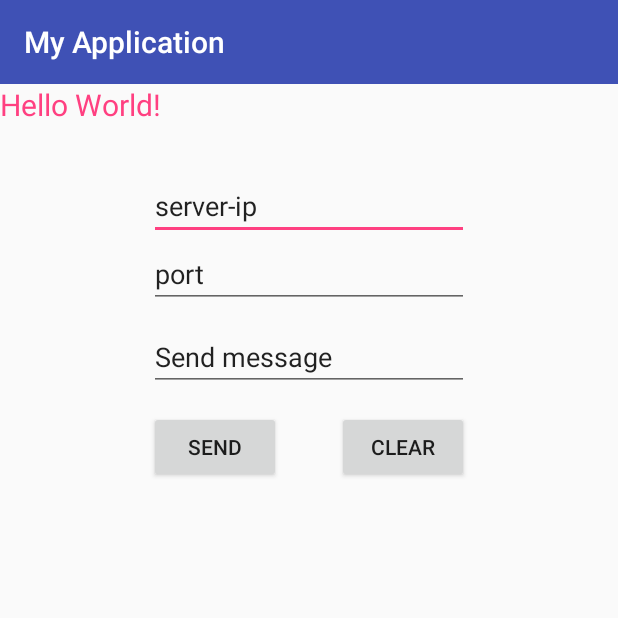
After one commit to Yms2929/2018ImagineCup, an Android app: the SocketClient screen opened directly, with no data from a screen before it, on a phone screen of 412 x 824 dp, the top half of it. The commit adds this screen. Run offline under Robolectric (Android 15) with nearby library versions, the phone set to English and light mode, and no system bars.

Commit message:
라즈베리파이와 안드로이드간 소켓통신

```diff
--- a/ImagineCup/app/src/main/AndroidManifest.xml
+++ b/ImagineCup/app/src/main/AndroidManifest.xml
@@ -1,6 +1,8 @@
 <?xml version="1.0" encoding="utf-8"?>
 <manifest xmlns:android="http://schemas.android.com/apk/res/android"
     package="com.example.myapplication">
+
+    <uses-permission android:name="android.permission.INTERNET"/>
 
     <application
         android:allowBackup="true"
@@ -16,6 +18,7 @@
                 <category android:name="android.intent.category.LAUNCHER" />
             </intent-filter>
         </activity>
+        <activity android:name=".SocketClient"></activity>
     </application>
 
 </manifest>
--- /dev/null
+++ b/ImagineCup/app/src/main/java/com/example/myapplication/SocketClient.java
@@ -0,0 +1,113 @@
+package com.example.myapplication;
+
+import android.os.AsyncTask;
+import android.os.Bundle;
+import android.support.v7.app.AppCompatActivity;
+import android.view.View;
+import android.widget.Button;
+import android.widget.EditText;
+import android.widget.TextView;
+
+import java.io.ByteArrayOutputStream;
+import java.io.IOException;
+import java.io.InputStream;
+import java.io.OutputStream;
+import java.net.Socket;
+import java.net.UnknownHostException;
+
+public class SocketClient extends AppCompatActivity {
+    Socket socket = null;
+    TextView receiveText;
+    EditText editTextAddress, editTextPort, messageText;
+    Button connectBtn, clearBtn;
+
+    @Override
+    protected void onCreate(Bundle savedInstanceState) {
+        super.onCreate(savedInstanceState);
+        setContentView(R.layout.activity_socket_client);
+
+        getSupportActionBar().setElevation(0);
+
+        connectBtn = (Button) findViewById(R.id.buttonConnect);
+        clearBtn = (Button) findViewById(R.id.buttonClear);
+        editTextAddress = (EditText) findViewById(R.id.addressText);
+        editTextPort = (EditText) findViewById(R.id.portText);
+        messageText = (EditText) findViewById(R.id.messageText);
+        receiveText = (TextView) findViewById(R.id.textViewReceive);
+
+        connectBtn.setOnClickListener(new View.OnClickListener() {
+            @Override
+            public void onClick(View view) {
+                MyClientTask myClientTask = new MyClientTask(editTextAddress.getText().toString(), Integer.parseInt(editTextPort.getText().toString()), messageText.getText().toString());
+                myClientTask.execute();
+            }
+        });
+
+        clearBtn.setOnClickListener(new View.OnClickListener() {
+            @Override
+            public void onClick(View view) {
+                receiveText.setText("");
+                messageText.setText("");
+            }
+        });
+    }
+
+    public class MyClientTask extends AsyncTask<Void, Void, Void> {
+        String destAddress;
+        int destPort;
+        String response = "";
+        String myMessage = "";
+
+        MyClientTask(String addr, int port, String message) {
+            destAddress = addr;
+            destPort = port;
+            myMessage = message;
+        }
+
+        @Override
+        protected Void doInBackground(Void... voids) {
+            Socket socket = null;
+            myMessage = myMessage.toString();
+
+            try {
+                socket = new Socket(destAddress, destPort);
+                // 송신
+                OutputStream outputStream = socket.getOutputStream();
+                outputStream.write(myMessage.getBytes());
+
+                ByteArrayOutputStream byteArrayOutputStream = new ByteArrayOutputStream(1024);
+                byte[] buffer = new byte[1024];
+                int bytesRead;
+                InputStream inputStream = socket.getInputStream();
+
+                while ((bytesRead = inputStream.read(buffer)) != -1) {
+                    byteArrayOutputStream.write(buffer, 0, bytesRead);
+                    response += byteArrayOutputStream.toString("UTF-8");
+                }
+                response = "서버의 응답: " + response;
+            } catch (UnknownHostException e) {
+                e.printStackTrace();
+                response = "UnKnownHostException: " + e.toString();
+            } catch (IOException e) {
+                e.printStackTrace();
+                response = "IOException: " + e.toString();
+            } finally {
+                if (socket != null) {
+                    try {
+                        socket.close();
+                    } catch (IOException e) {
+                        e.printStackTrace();
+                    }
+                }
+            }
+
+            return null;
+        }
+
+        @Override
+        protected  void onPostExecute(Void result) {
+            receiveText.setText(response);
+            super.onPostExecute(result);
+        }
+    }
+}
--- /dev/null
+++ b/ImagineCup/app/src/main/res/layout/activity_socket_client.xml
@@ -0,0 +1,68 @@
+<?xml version="1.0" encoding="utf-8"?>
+<RelativeLayout xmlns:android="http://schemas.android.com/apk/res/android"
+    xmlns:app="http://schemas.android.com/apk/res-auto"
+    xmlns:tools="http://schemas.android.com/tools"
+    android:layout_width="match_parent"
+    android:layout_height="match_parent"
+    tools:context="com.example.myapplication.SocketClient">
+
+    <TextView
+        android:layout_width="wrap_content"
+        android:layout_height="wrap_content"
+        android:textSize="20dp"
+        android:textColor="@color/colorAccent"
+        android:text="Hello World!"
+        android:id="@+id/textViewReceive" />
+
+    <EditText
+        android:layout_width="wrap_content"
+        android:layout_height="wrap_content"
+        android:inputType="textPersonName"
+        android:text="server-ip"
+        android:ems="10"
+        android:layout_below="@+id/textViewReceive"
+        android:layout_centerHorizontal="true"
+        android:layout_marginTop="31dp"
+        android:id="@+id/addressText" />
+
+    <EditText
+        android:layout_width="wrap_content"
+        android:layout_height="wrap_content"
+        android:inputType="textPersonName"
+        android:text="port"
+        android:ems="10"
+        android:id="@+id/portText"
+        android:layout_below="@+id/addressText"
+        android:layout_alignStart="@+id/addressText" />
+
+
+    <EditText
+        android:layout_width="wrap_content"
+        android:layout_height="wrap_content"
+        android:inputType="textPersonName"
+        android:text="Send message"
+        android:ems="10"
+        android:layout_marginTop="10dp"
+        android:id="@+id/messageText"
+        android:layout_below="@+id/portText"
+        android:layout_alignStart="@+id/portText" />
+
+    <Button
+        android:text="Send"
+        android:layout_width="wrap_content"
+        android:layout_height="wrap_content"
+        android:id="@+id/buttonConnect"
+        android:layout_below="@+id/messageText"
+        android:layout_alignStart="@+id/messageText"
+        android:layout_marginTop="13dp" />
+
+    <Button
+        android:text="clear"
+        android:layout_width="wrap_content"
+        android:layout_height="wrap_content"
+        android:id="@+id/buttonClear"
+        android:layout_alignBaseline="@+id/buttonConnect"
+        android:layout_alignBottom="@+id/buttonConnect"
+        android:layout_alignEnd="@+id/messageText" />
+
+</RelativeLayout>
```
Also changed, not shown: ImagineCup/app/src/main/java/com/example/myapplication/MainActivity.java (+11 -0 lines), ImagineCup/app/src/main/res/layout/activity_main.xml (+5 -8 lines).
